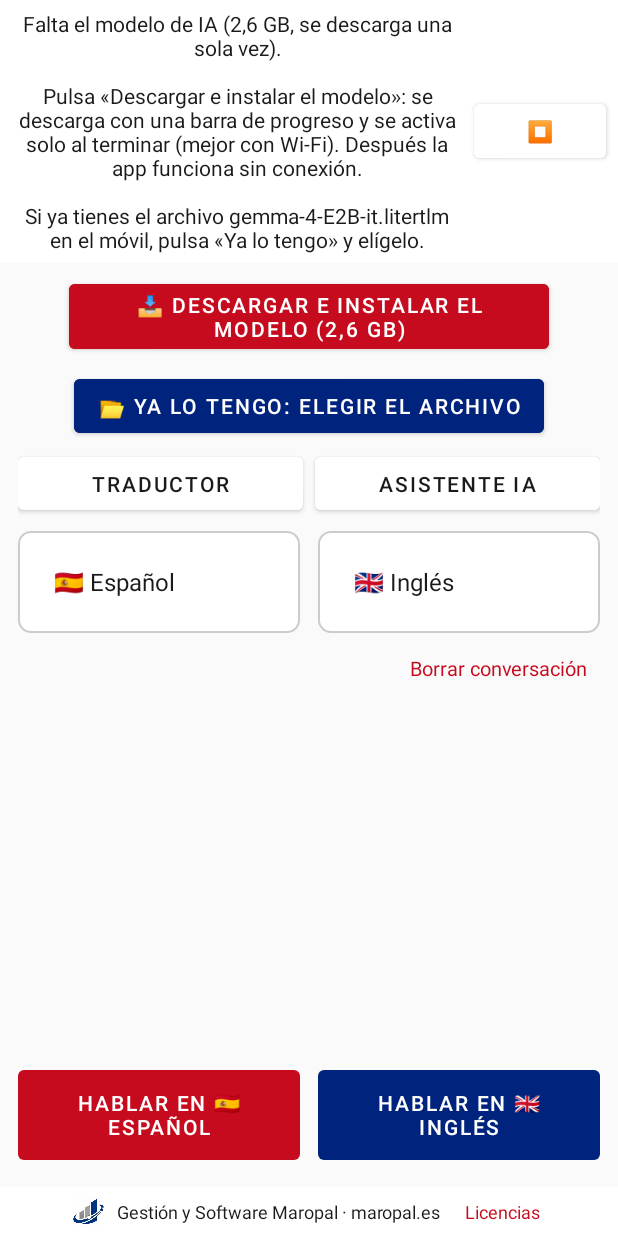
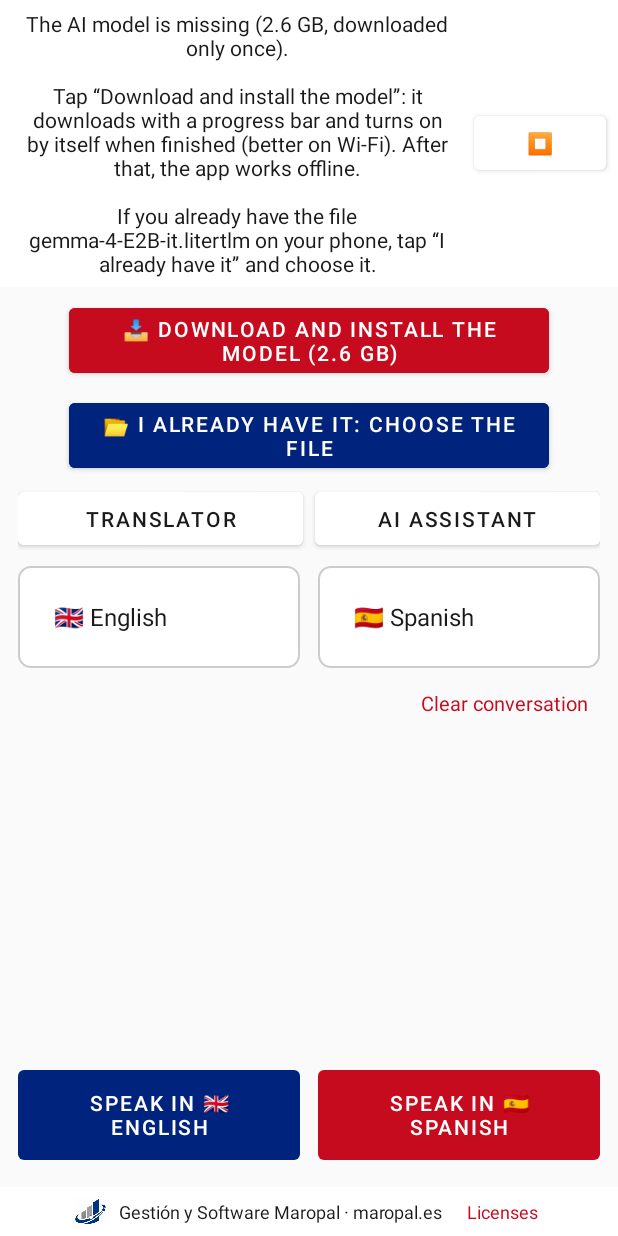
Before and after one commit to maropalmonte/SimulTrans, an Android app: the screen it shows after launch (MainActivity), on a phone screen of 412 x 824 dp. Run offline under Robolectric (Android 15) with nearby library versions, the phone set to English and light mode, and no system bars; libraries missing offline, so code that uses them is left out: com.google.ai.edge.

Commit message:
Android: interfaz en inglés y español según el idioma del móvil (inglés por defecto)
Co-Authored-By: Claude Sonnet 5.5 <noreply@anthropic.com>
Claude-Session: https://claude.ai/code/session_019SUTikWqdULTyf4MKKr6rD

```diff
--- a/app/src/main/AndroidManifest.xml
+++ b/app/src/main/AndroidManifest.xml
@@ -12,7 +12,7 @@
 <package android:name="com.google.android.googlequicksearchbox"/>
 <package android:name="com.google.android.tts"/>
 </queries>
-<application android:allowBackup="true" android:label="@string/app_name" android:icon="@mipmap/ic_launcher" android:theme="@style/Theme.SimulTrans" android:supportsRtl="true">
+<application android:localeConfig="@xml/locales_config" android:allowBackup="true" android:label="@string/app_name" android:icon="@mipmap/ic_launcher" android:theme="@style/Theme.SimulTrans" android:supportsRtl="true">
 <activity android:name=".MainActivity" android:configChanges="orientation|screenSize|screenLayout|keyboardHidden" android:exported="true" android:windowSoftInputMode="adjustResize">
 <intent-filter>
 <action android:name="android.intent.action.MAIN"/>
--- a/app/src/main/res/layout/activity_main.xml
+++ b/app/src/main/res/layout/activity_main.xml
@@ -101,7 +101,7 @@
             android:layout_marginEnd="4dp"
             android:backgroundTint="#FFFFFF"
             android:textColor="@color/text_primary"
-            android:text="Traductor" />
+            android:text="@string/tab_translator" />
 
         <Button
             android:id="@+id/tabAssistant"
@@ -114,7 +114,7 @@
             android:layout_marginStart="4dp"
             android:backgroundTint="#FFFFFF"
             android:textColor="@color/text_primary"
-            android:text="Asistente IA" />
+            android:text="@string/tab_assistant" />
     </LinearLayout>
 
     <!-- ==================== PESTAÑA TRADUCTOR ==================== -->
@@ -162,7 +162,7 @@
             android:layout_marginTop="6dp"
             android:layout_marginEnd="12dp"
             android:padding="8dp"
-            android:text="Borrar conversación"
+            android:text="@string/btn_clear_conv"
             android:textColor="@color/spanish_color"
             android:textSize="13sp"
             android:clickable="true"
@@ -234,7 +234,7 @@
             <TextView
                 android:layout_width="wrap_content"
                 android:layout_height="wrap_content"
-                android:text="Voz:"
+                android:text="@string/voice_label"
                 android:textColor="@color/text_primary"
                 android:textSize="13sp"
                 android:layout_marginEnd="8dp" />
@@ -251,7 +251,7 @@
                 android:layout_width="wrap_content"
                 android:layout_height="wrap_content"
                 android:padding="10dp"
-                android:text="🗑 Borrar"
+                android:text="@string/btn_clear_short"
                 android:textColor="@color/spanish_color"
                 android:textSize="13sp"
                 android:clickable="true"
@@ -330,7 +330,7 @@
                 android:layout_marginStart="6dp"
                 android:layout_marginEnd="6dp"
                 android:background="@drawable/spinner_background"
-                android:hint="Escribe o dicta tu pregunta..."
+                android:hint="@string/prompt_hint"
                 android:inputType="textMultiLine|textCapSentences"
                 android:maxLines="3"
                 android:padding="8dp"
@@ -350,7 +350,7 @@
                 android:backgroundTint="@color/english_color"
                 android:textColor="#FFFFFF"
                 android:enabled="false"
-                android:text="Enviar" />
+                android:text="@string/btn_send" />
         </LinearLayout>
 
         <LinearLayout
@@ -365,7 +365,7 @@
                 android:layout_width="wrap_content"
                 android:layout_height="wrap_content"
                 android:minHeight="32dp"
-                android:text="🔊 Leer en voz alta"
+                android:text="@string/chk_speak"
                 android:textColor="@color/text_primary"
                 android:textSize="12sp" />
 
@@ -416,7 +416,7 @@
             android:layout_height="wrap_content"
             android:layout_marginStart="12dp"
             android:padding="4dp"
-            android:text="Licencias"
+            android:text="@string/btn_licenses"
             android:textColor="@color/spanish_color"
             android:textSize="12sp"
             android:clickable="true"
--- a/app/src/main/res/values/strings.xml
+++ b/app/src/main/res/values/strings.xml
@@ -1,18 +1,71 @@
 <resources>
     <string name="app_name">SimulTrans</string>
-    <string name="status_loading">Cargando el modelo Gemma 4 E2B…</string>
-    <string name="status_model_missing">Falta el modelo de IA (2,6 GB, se descarga una sola vez).\n\nPulsa «Descargar e instalar el modelo»: se descarga con una barra de progreso y se activa solo al terminar (mejor con Wi-Fi). Después la app funciona sin conexión.\n\nSi ya tienes el archivo gemma-4-E2B-it.litertlm en el móvil, pulsa «Ya lo tengo» y elígelo.</string>
-    <string name="btn_download_model">📥 Descargar e instalar el modelo (2,6 GB)</string>
-    <string name="status_ready">Listo. Pulsa un idioma y habla.</string>
-    <string name="btn_pick_model">📂 Ya lo tengo: elegir el archivo</string>
-    <string name="status_copying_model">Copiando modelo… puede tardar unos minutos</string>
-    <string name="btn_spanish">🇪🇸 Hablar en español</string>
-    <string name="btn_english">🇬🇧 Speak in English</string>
-    <string name="listening">Escuchando…</string>
-    <string name="translating">Traduciendo…</string>
-    <string name="btn_cancel_download">✖ Cancelar descarga</string>
-    <string name="chk_web_search">🌐 Buscar en Internet</string>
-    <string name="status_searching">Buscando en Internet…</string>
-    <string name="licencias_titulo">Licencias y créditos</string>
-    <string name="licencias_texto">SimulTrans usa estos componentes de código abierto:\n\n• Modelo de IA Gemma 4 E2B © Google, licencia Apache 2.0.\n• Motor LiteRT-LM © Google, licencia Apache 2.0.\n• Búsqueda en Internet del asistente: datos de Wikipedia (licencia CC BY-SA 4.0) y titulares de noticias de Bing y Google News, usados solo como contexto de la respuesta.\n\nLa licencia Apache 2.0 está en www.apache.org/licenses/LICENSE-2.0.\n\nSimulTrans es un producto de Gestión y Software Maropal, S.L. y no está desarrollado ni avalado por Google.</string>
+    <string name="status_loading">Loading the Gemma 4 E2B model…</string>
+    <string name="status_model_missing">The AI model is missing (2.6 GB, downloaded only once).\n\nTap “Download and install the model”: it downloads with a progress bar and turns on by itself when finished (better on Wi-Fi). After that, the app works offline.\n\nIf you already have the file gemma-4-E2B-it.litertlm on your phone, tap “I already have it” and choose it.</string>
+    <string name="btn_download_model">📥 Download and install the model (2.6 GB)</string>
+    <string name="status_ready">Ready. Tap a language and speak.</string>
+    <string name="btn_pick_model">📂 I already have it: choose the file</string>
+    <string name="status_copying_model">Copying model… this may take a few minutes</string>
+    <string name="listening">Listening…</string>
+    <string name="translating">Translating…</string>
+    <string name="btn_cancel_download">✖ Cancel download</string>
+    <string name="chk_web_search">🌐 Search the Internet</string>
+    <string name="status_searching">Searching the Internet…</string>
+    <string name="licencias_titulo">Licenses and credits</string>
+    <string name="licencias_texto">SimulTrans uses these open-source components:\n\n• AI model Gemma 4 E2B © Google, Apache 2.0 license.\n• LiteRT-LM engine © Google, Apache 2.0 license.\n• The assistant’s Internet search: data from Wikipedia (CC BY-SA 4.0 license) and news headlines from Bing and Google News, used only as context for the answer.\n\nThe Apache 2.0 license is at www.apache.org/licenses/LICENSE-2.0.\n\nSimulTrans is a product of Gestión y Software Maropal, S.L. and is not developed or endorsed by Google.</string>
+    <string name="mic_needed">Microphone permission is required for the app to work.</string>
+    <string name="btn_close">Close</string>
+    <string name="crash_title">The app closed because of an error</string>
+    <string name="btn_copy">Copy</string>
+    <string name="copied">Copied</string>
+    <string name="crash_show_failed">Error saved but could not be shown: %1$s</string>
+    <string name="mic_permission_missing">Microphone permission is missing.</string>
+    <string name="mic_init_failed">Could not initialize the microphone</string>
+    <string name="rec_start_failed">Could not start recording: %1$s</string>
+    <string name="listening_timer">🎙️ Listening… %1$d:%2$02d\n%3$s%4$s</string>
+    <string name="btn_tap_stop">🔴 Tap to stop</string>
+    <string name="recording_in">Recording in %1$s...</string>
+    <string name="transcribing">Transcribing...</string>
+    <string name="err_transcribe">Error transcribing: %1$s</string>
+    <string name="attach_image">📎 Image attached</string>
+    <string name="attach_pdf">📎 PDF attached (%1$d page(s))</string>
+    <string name="attach_text">📎 Text document attached</string>
+    <string name="file_read_failed">Could not read the file: %1$s</string>
+    <string name="debug_on">Debug mode on</string>
+    <string name="debug_off">Debug mode off</string>
+    <string name="web_none">(I found nothing on the Internet about this; I am answering from what I know, which may be out of date.)</string>
+    <string name="web_failed">(I could not reach the Internet; I am answering from what I know.)</string>
+    <string name="not_sure">I am not sure of the answer: the texts I found do not clearly confirm it. This is what the headlines say:\n</string>
+    <string name="conv_deleted">Conversation deleted</string>
+    <string name="speak_in">Speak in %1$s</string>
+    <string name="pick_two_langs">Pick two different languages to talk.</string>
+    <string name="err_copy_model">Error copying the model: %1$s</string>
+    <string name="err_open_file">Could not open the chosen file</string>
+    <string name="space_title">Not enough space</string>
+    <string name="space_msg">At least 3.5 GB of free space is needed and there is %1$s GB now. Free up some space and try again.</string>
+    <string name="btn_ok">Got it</string>
+    <string name="dl_title_resume">Resume the download</string>
+    <string name="dl_title">Download the model</string>
+    <string name="dl_msg">2.6 GB will be downloaded. Better on Wi-Fi. Keep the app open until it finishes; it turns on by itself when done.</string>
+    <string name="btn_download">Download</string>
+    <string name="btn_cancel">Cancel</string>
+    <string name="dl_downloading">Downloading the model…</string>
+    <string name="dl_progress">Downloading the model… %1$d %% (%2$s of %3$s GB)</string>
+    <string name="dl_progress_unknown">Downloading the model… %1$s GB</string>
+    <string name="dl_paused">Download paused. Tap again to continue where it left off.</string>
+    <string name="dl_failed">Could not complete the download: %1$s\nTap again to continue where it left off.</string>
+    <string name="err_load_model">Error loading the model: %1$s</string>
+    <string name="err_translate">(Error translating: %1$s)</string>
+    <string name="err_generic">(Error: %1$s)</string>
+    <string name="tts_missing">The %1$s voice is missing on this phone. Opening installation...</string>
+    <string name="tts_install">Install the %1$s voice from Settings > Accessibility > Text-to-speech.</string>
+    <string name="tab_translator">Translator</string>
+    <string name="tab_assistant">AI Assistant</string>
+    <string name="btn_clear_conv">Clear conversation</string>
+    <string name="voice_label">Voice:</string>
+    <string name="btn_clear_short">🗑 Clear</string>
+    <string name="prompt_hint">Type or dictate your question...</string>
+    <string name="btn_send">Send</string>
+    <string name="chk_speak">🔊 Read aloud</string>
+    <string name="btn_licenses">Licenses</string>
 </resources>
--- /dev/null
+++ b/app/src/main/res/xml/locales_config.xml
@@ -0,0 +1,5 @@
+<?xml version="1.0" encoding="utf-8"?>
+<locale-config xmlns:android="http://schemas.android.com/apk/res/android">
+    <locale android:name="en"/>
+    <locale android:name="es"/>
+</locale-config>
```
Also changed, not shown: app/src/main/java/com/example/MainActivity.kt (+77 -64 lines), app/src/main/java/com/example/ModelDownloader.kt (+9 -5 lines), 1 other file.
